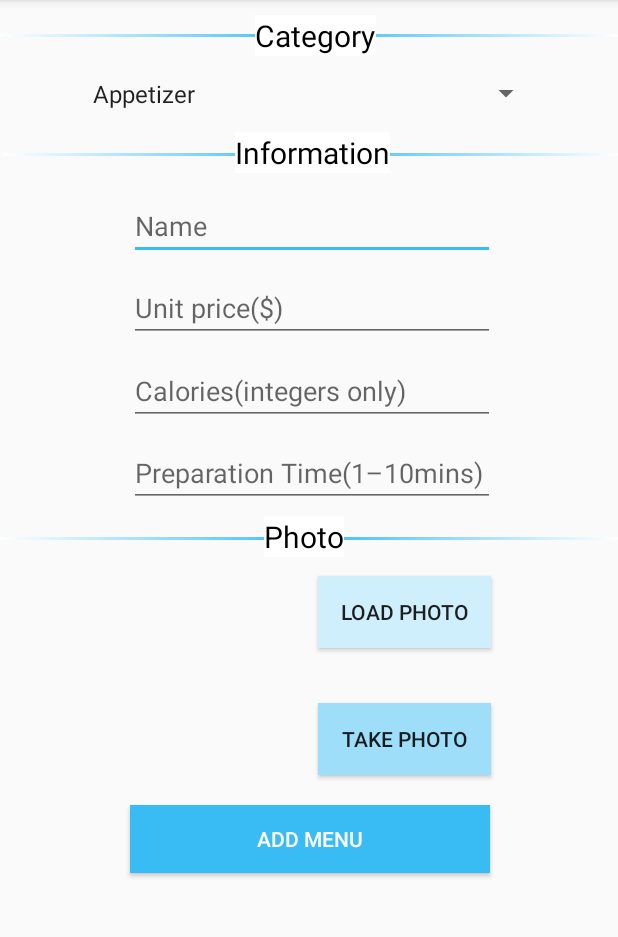
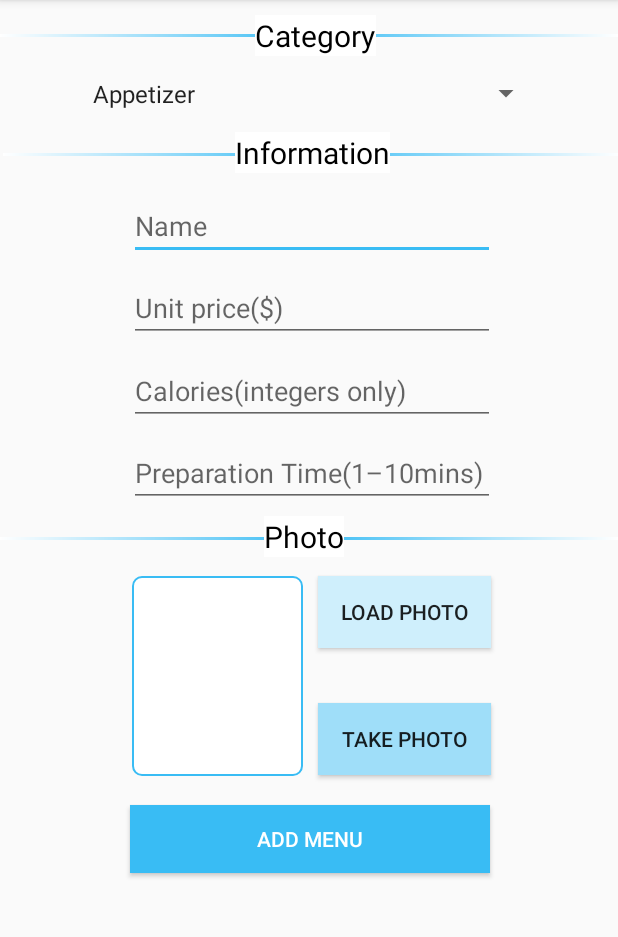
Before and after one commit to Adamkzh/takeoutApp, an Android app: the AdminAddMenuActivity screen opened directly, with no data from a screen before it, on a phone screen of 412 x 824 dp, the part 84-1021 px from its top. Run offline under Robolectric (Android 15) with nearby library versions, the phone set to English and light mode, and no system bars; our stand-ins replace Firebase (no records; nobody signed in at launch, a user with empty details on screens opened directly); 1 statement that could not run was skipped.

```diff
--- a/app/src/main/java/cmpe275eat/takeoutapp/RegisterActivity.java
+++ b/app/src/main/java/cmpe275eat/takeoutapp/RegisterActivity.java
@@ -132,6 +132,7 @@ public class RegisterActivity extends Activity{
                             // save data to database.
                             User newUser = new User(user.getUid().toString(),reg_email.getText().toString(),reg_password.getText().toString(), checkAnswer());
                             updateUser(newUser);
+
                         } else {
                             // If sign in fails, display a message to the user.
                             Log.w(TAG, "createUserWithEmail:failure", task.getException());
--- a/app/src/main/java/cmpe275eat/takeoutapp/SigninActivity.java
+++ b/app/src/main/java/cmpe275eat/takeoutapp/SigninActivity.java
@@ -92,9 +92,9 @@ public class SigninActivity extends AppCompatActivity {
             @Override
             public void onAuthStateChanged(@NonNull FirebaseAuth firebaseAuth) {
                 if(firebaseAuth.getCurrentUser() != null){
-                    // go to successfully sign in page result: customer or admin, now I use a logout activity for testing logout
-//                    Intent logoutIntent = new Intent(SigninActivity.this, SigninActivity.class);
-//                    startActivity(logoutIntent);
+                    // go to successfully sign in page result: customer (google account always is customer)
+                    Intent logoutIntent = new Intent(SigninActivity.this, MainMenuActivity.class);
+                    startActivity(logoutIntent);
                 }
             }
         };
--- /dev/null
+++ b/app/src/main/res/drawable/border.xml
@@ -0,0 +1,13 @@
+<?xml version="1.0" encoding="UTF-8"?>
+<shape xmlns:android="http://schemas.android.com/apk/res/android">
+    <solid android:color="#FFFFFF" />
+    <corners android:radius="6dp" />
+    <stroke
+        android:width="1dp"
+        android:color="@color/lightBlue" />
+    <padding
+        android:bottom="1dp"
+        android:left="1dp"
+        android:right="1dp"
+        android:top="1dp" />
+</shape>
--- a/app/src/main/res/layout/activity_admin_add_menu.xml
+++ b/app/src/main/res/layout/activity_admin_add_menu.xml
@@ -141,6 +141,7 @@
         android:layout_height="133dp"
         android:layout_x="88dp"
         android:layout_y="384dp"
+        android:background="@drawable/border"
         tools:layout_editor_absoluteX="171dp"
         tools:layout_editor_absoluteY="418dp" />
 
```
